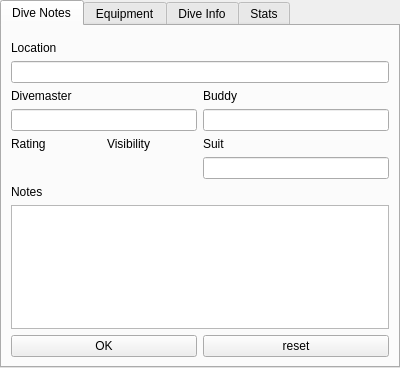
Qt form qt-ui/maintab.ui (subsurface/subsurface) before a commit.
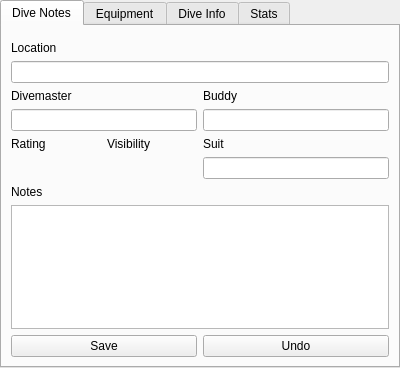
The same form after that commit. The open tabs and pages were chosen to show the change. Custom widgets are drawn as their Qt base class.

Commit message:
Improve wording on buttons when editing a dive
Use the more familiar Save/Undo instead of OK/reset

Patch:
```diff
--- a/qt-ui/maintab.ui
+++ b/qt-ui/maintab.ui
@@ -122,14 +122,14 @@
     <item row="10" column="1">
      <widget class="QPushButton" name="editReset">
       <property name="text">
-       <string>reset</string>
+       <string>Undo</string>
       </property>
      </widget>
     </item>
     <item row="10" column="0">
      <widget class="QPushButton" name="editAccept">
       <property name="text">
-       <string>OK</string>
+       <string>Save</string>
       </property>
       <property name="checkable">
        <bool>true</bool>
```
The commit also changes 1 other file.
